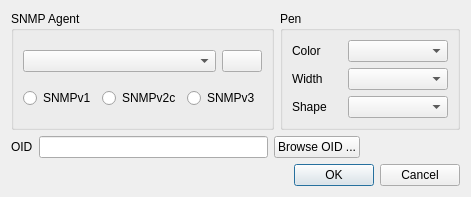
First picture: the form in app/plot.ui, repository jumoog/snmpb, before the edit.
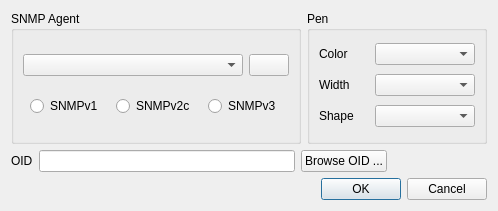
Second picture: the form after the edit. Icons and pictures are not drawn. Custom widgets are drawn as their Qt base class.

```diff
--- a/app/plot.ui
+++ b/app/plot.ui
@@ -6,8 +6,8 @@
    <rect>
     <x>0</x>
     <y>0</y>
-    <width>471</width>
-    <height>182</height>
+    <width>498</width>
+    <height>211</height>
    </rect>
   </property>
   <property name="windowTitle">
```
